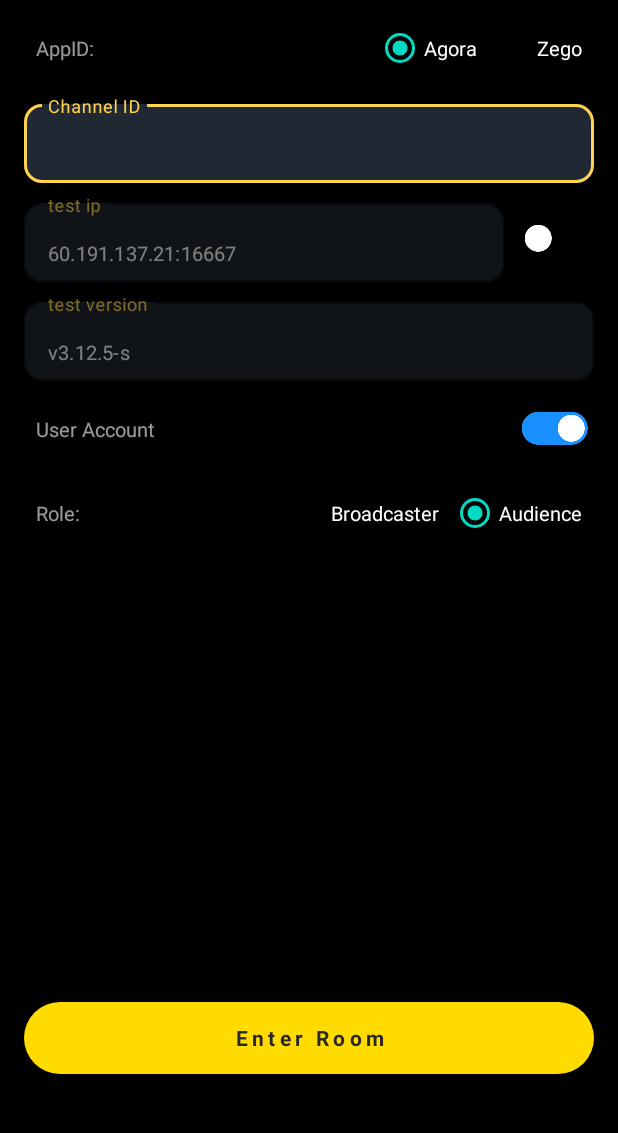
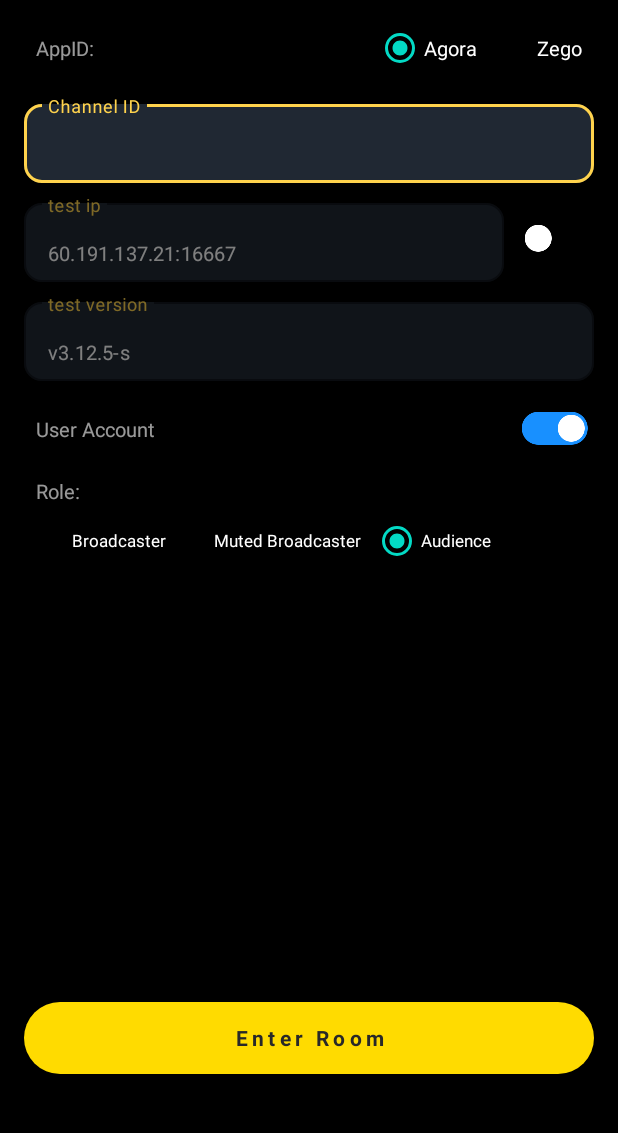
Before and after one commit to alienzh/Agora-Test-Usecase, an Android app: the screen it shows after launch (MainActivity), on a phone screen of 412 x 824 dp, the part 90-1223 px from its top. Run offline under Robolectric (Android 15) with nearby library versions, the phone set to English and light mode, and no system bars; libraries missing offline, so code that uses them is left out: com.blankj.utilcode, im.zego.zegoexpress, io.agora.rtc2; 5 statements that could not run were skipped.

Commit message:
[Feat] add muted broadcaster

```diff
--- a/FT-1026/agora-chanel-media-relay-new/app/src/main/java/io/agora/mediarelay/KeyCenter.kt
+++ b/FT-1026/agora-chanel-media-relay-new/app/src/main/java/io/agora/mediarelay/KeyCenter.kt
@@ -242,4 +242,8 @@
 
     var testIp: String = "60.191.137.21:16667"
     var testVersion: String = "v3.12.5-s"
+
+    const val KEY_CHANNEL_ID: String = "key_channel_id"
+    const val KEY_ROLE: String = "key_role"
+    const val KEY_IS_MUTED: String = "key_is_muted"
 }
--- a/FT-1026/agora-chanel-media-relay-new/app/src/main/res/layout/fragment_main.xml
+++ b/FT-1026/agora-chanel-media-relay-new/app/src/main/res/layout/fragment_main.xml
@@ -354,13 +354,13 @@
                 android:layout_marginTop="8dp">
 
                 <androidx.appcompat.widget.AppCompatTextView
+                    android:id="@+id/tv_role"
                     android:layout_width="wrap_content"
                     android:layout_height="wrap_content"
                     android:layout_marginStart="8dp"
                     android:text="@string/select_role"
                     android:textColor="#99FFFFFF"
                     android:textSize="13sp"
-                    app:layout_constraintBottom_toBottomOf="parent"
                     app:layout_constraintStart_toStartOf="parent"
                     app:layout_constraintTop_toTopOf="parent" />
 
@@ -371,8 +371,9 @@
                     android:layout_marginEnd="8dp"
                     android:gravity="center_vertical"
                     android:orientation="horizontal"
+                    app:layout_constraintStart_toStartOf="parent"
                     app:layout_constraintBottom_toBottomOf="parent"
-                    app:layout_constraintEnd_toEndOf="parent">
+                    app:layout_constraintTop_toBottomOf="@+id/tv_role">
 
                     <androidx.appcompat.widget.AppCompatRadioButton
                         android:id="@+id/role_broadcaster"
@@ -380,7 +381,15 @@
                         android:layout_height="wrap_content"
                         android:text="@string/role_broadcaster"
                         android:textColor="@color/white"
-                        android:textSize="13sp" />
+                        android:textSize="11sp" />
+
+                    <androidx.appcompat.widget.AppCompatRadioButton
+                        android:id="@+id/role_muted_broadcaster"
+                        android:layout_width="wrap_content"
+                        android:layout_height="wrap_content"
+                        android:text="@string/role_muted_broadcaster"
+                        android:textColor="@color/white"
+                        android:textSize="11sp" />
 
                     <androidx.appcompat.widget.AppCompatRadioButton
                         android:id="@+id/role_audience"
@@ -390,7 +399,7 @@
                         android:checked="true"
                         android:text="@string/role_audience"
                         android:textColor="@color/white"
-                        android:textSize="13sp" />
+                        android:textSize="11sp" />
                 </RadioGroup>
             </androidx.constraintlayout.widget.ConstraintLayout>
 
@@ -429,7 +438,7 @@
                         android:checked="true"
                         android:text="@string/resolution_1080p"
                         android:textColor="@color/white"
-                        android:textSize="13sp" />
+                        android:textSize="11sp" />
 
                     <androidx.appcompat.widget.AppCompatRadioButton
                         android:id="@+id/resolution_720p"
@@ -437,7 +446,7 @@
                         android:layout_height="wrap_content"
                         android:text="@string/resolution_720p"
                         android:textColor="@color/white"
-                        android:textSize="13sp" />
+                        android:textSize="11sp" />
 
                     <androidx.appcompat.widget.AppCompatRadioButton
                         android:id="@+id/resolution_540p"
@@ -445,7 +454,7 @@
                         android:layout_height="wrap_content"
                         android:text="@string/resolution_540p"
                         android:textColor="@color/white"
-                        android:textSize="13sp" />
+                        android:textSize="11sp" />
 
                     <androidx.appcompat.widget.AppCompatRadioButton
                         android:id="@+id/resolution_auto"
@@ -453,7 +462,7 @@
                         android:layout_height="wrap_content"
                         android:text="@string/resolution_auto"
                         android:textColor="@color/white"
-                        android:textSize="13sp" />
+                        android:textSize="11sp" />
                 </RadioGroup>
             </androidx.constraintlayout.widget.ConstraintLayout>
 
--- a/FT-1026/agora-chanel-media-relay-new/app/src/main/res/values/strings.xml
+++ b/FT-1026/agora-chanel-media-relay-new/app/src/main/res/values/strings.xml
@@ -4,6 +4,7 @@
     <string name="enter_room">Enter Room</string>
     <string name="select_role">Role:</string>
     <string name="role_broadcaster">Broadcaster</string>
+    <string name="role_muted_broadcaster">Muted Broadcaster</string>
     <string name="role_audience">Audience</string>
     <string name="confirm">Confirm</string>
     <string name="pk">PK</string>
```
Also changed, not shown: FT-1026/agora-chanel-media-relay-new/app/src/main/java/io/agora/mediarelay/LivingFragment.kt (+17 -26 lines), FT-1026/agora-chanel-media-relay-new/app/src/main/java/io/agora/mediarelay/MainFragment.kt (+22 -17 lines), FT-1026/agora-chanel-media-relay-new/app/src/main/java/io/agora/mediarelay/zego/ZegoLivingFragment.kt (+45 -33 lines), FT-1026/agora-chanel-media-relay-new/app/src/main/res/layout/fragment_living.xml (+18 -6 lines), FT-1026/agora-chanel-media-relay-new/app/src/main/res/layout/fragment_zego_living.xml (+16 -4 lines).
